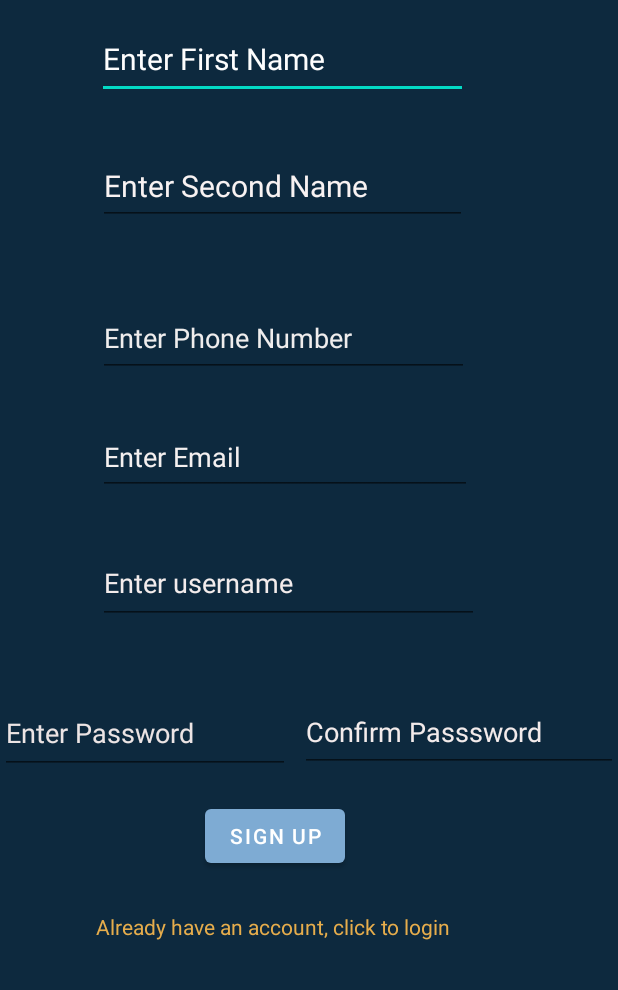
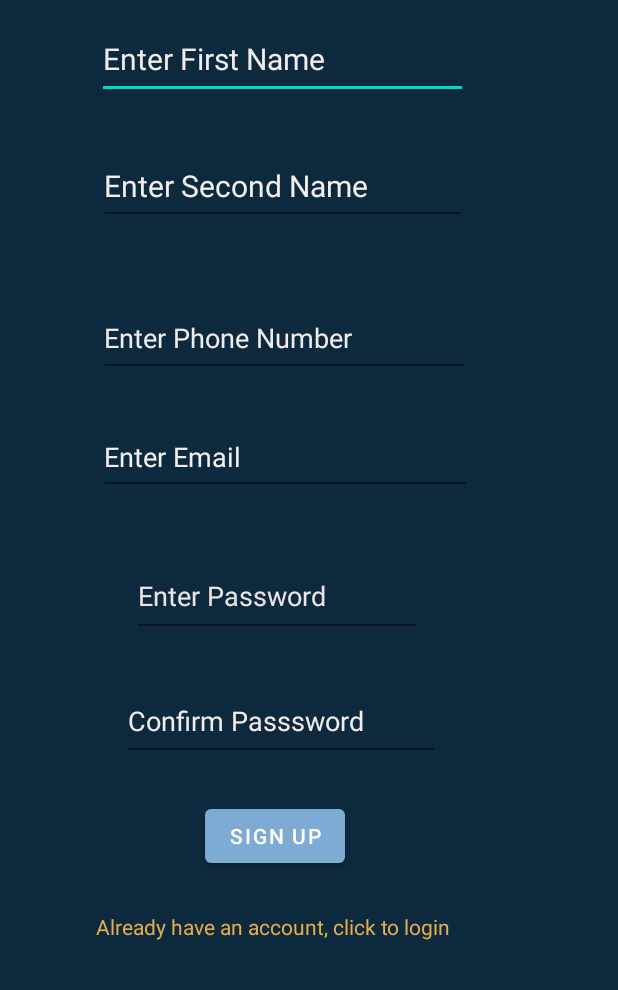
Before and after one commit to scKoech/MARVEL, an Android app: the screen it shows after launch (MainActivity), on a phone screen of 412 x 824 dp, the part 246-1236 px from its top. Run offline under Robolectric (Android 15) with nearby library versions, the phone set to English and light mode, and no system bars; our stand-ins replace Firebase (no records; nobody signed in at launch, a user with empty details on screens opened directly).

Commit message:
updated commit

```diff
--- a/app/src/main/java/com/example/marvel/Login.kt
+++ b/app/src/main/java/com/example/marvel/Login.kt
@@ -37,7 +37,6 @@ class Login : AppCompatActivity() {
     }
     private fun login(){
         val email=TxtUserdetails.text.toString()
-        val username=TxtUserdetails.text.toString()
         val pass=EdtPass.text.toString()
 
         auth.signInWithEmailAndPassword(email,pass).addOnCompleteListener(this){
--- a/app/src/main/java/com/example/marvel/MainActivity.kt
+++ b/app/src/main/java/com/example/marvel/MainActivity.kt
@@ -15,7 +15,6 @@ class MainActivity : AppCompatActivity() {
     lateinit var TxtFirstName: EditText
     lateinit var TxtSecondName: EditText
     lateinit var EdtPassword: EditText
-    lateinit var TxtUsername: EditText
     lateinit var PhoneNum: EditText
     lateinit var Txtemail: EditText
     lateinit var Txtlogin: TextView
@@ -29,7 +28,6 @@ class MainActivity : AppCompatActivity() {
         TxtFirstName = findViewById(R.id.Edt_FisrtName)
         TxtSecondName = findViewById(R.id.Edt_SecondName)
         EdtPassword = findViewById(R.id.Edt_Pass)
-        TxtUsername = findViewById(R.id.Txt_username)
         PhoneNum = findViewById(R.id.Edt_PhoneNumber)
         Txtemail = findViewById(R.id.Edt_Email)
         Txtlogin = findViewById(R.id.Txt_Login)
@@ -51,10 +49,9 @@ class MainActivity : AppCompatActivity() {
         val secondname = TxtSecondName.text.toString()
         val email = Txtemail.text.toString()
         val phonenum = PhoneNum.text.toString()
-        val username = TxtUsername.text.toString()
         val password = EdtPassword.text.toString()
         val confpass = EdtPassword.text.toString()
-        if (firstname.isBlank() || secondname.isBlank() || email.isBlank() || phonenum.isBlank() || username.isBlank() || password.isBlank() || confpass.isBlank()) {
+        if (firstname.isBlank() || secondname.isBlank() || email.isBlank() || phonenum.isBlank() || password.isBlank() || confpass.isBlank()) {
             Toast.makeText(this, "Fill missing fields", Toast.LENGTH_LONG).show()
             return
         } else if (password != confpass) {
--- a/app/src/main/res/layout/activity_main.xml
+++ b/app/src/main/res/layout/activity_main.xml
@@ -13,9 +13,10 @@
         android:layout_width="247dp"
         android:layout_height="53dp"
         android:ems="10"
+        android:hint="Enter First Name"
         android:inputType="textPersonName"
-        android:text="Enter First Name"
         android:textColor="#FEFEFE"
+        android:textColorHint="#F1EDED"
         android:textSize="20sp"
         app:layout_constraintBottom_toBottomOf="parent"
         app:layout_constraintEnd_toEndOf="parent"
@@ -34,19 +35,20 @@
         android:textColorHint="#ECE4E4"
         app:layout_constraintBottom_toBottomOf="parent"
         app:layout_constraintEnd_toEndOf="parent"
-        app:layout_constraintHorizontal_bias="0.0"
+        app:layout_constraintHorizontal_bias="0.403"
         app:layout_constraintStart_toStartOf="parent"
         app:layout_constraintTop_toTopOf="parent"
-        app:layout_constraintVertical_bias="0.798" />
+        app:layout_constraintVertical_bias="0.67" />
 
     <EditText
         android:id="@+id/Edt_SecondName"
         android:layout_width="246dp"
         android:layout_height="51dp"
         android:ems="10"
+        android:hint="Enter Second Name"
         android:inputType="textPersonName"
-        android:text="Enter Second Name"
         android:textColor="#F8F2F2"
+        android:textColorHint="#F3EFEF"
         android:textSize="20sp"
         app:layout_constraintBottom_toBottomOf="parent"
         app:layout_constraintEnd_toEndOf="parent"
@@ -67,22 +69,6 @@
         app:layout_constraintStart_toStartOf="parent"
         app:layout_constraintTop_toTopOf="parent"
         app:layout_constraintVertical_bias="0.96" />
-
-    <EditText
-        android:id="@+id/Txt_username"
-        android:layout_width="254dp"
-        android:layout_height="54dp"
-        android:ems="10"
-        android:inputType="textPersonName"
-        android:text="Enter username"
-        android:textColor="#F3ECEC"
-        android:textColorHint="#F1EDED"
-        app:layout_constraintBottom_toBottomOf="parent"
-        app:layout_constraintEnd_toEndOf="parent"
-        app:layout_constraintHorizontal_bias="0.414"
-        app:layout_constraintStart_toStartOf="parent"
-        app:layout_constraintTop_toTopOf="parent"
-        app:layout_constraintVertical_bias="0.658" />
 
     <EditText
         android:id="@+id/Edt_PhoneNumber"
@@ -151,9 +137,9 @@
         android:textColorHint="#F3EBEB"
         app:layout_constraintBottom_toBottomOf="parent"
         app:layout_constraintEnd_toEndOf="parent"
-        app:layout_constraintHorizontal_bias="1.0"
+        app:layout_constraintHorizontal_bias="0.407"
         app:layout_constraintStart_toStartOf="parent"
         app:layout_constraintTop_toTopOf="parent"
-        app:layout_constraintVertical_bias="0.797" />
+        app:layout_constraintVertical_bias="0.786" />
 
 </androidx.constraintlayout.widget.ConstraintLayout>
--- a/app/src/main/res/layout/activity_main_page.xml
+++ b/app/src/main/res/layout/activity_main_page.xml
@@ -53,12 +53,12 @@
 
     <ImageView
         android:id="@+id/imageView3"
-        android:layout_width="409dp"
-        android:layout_height="188dp"
+        android:layout_width="865dp"
+        android:layout_height="215dp"
         app:layout_constraintBottom_toBottomOf="parent"
         app:layout_constraintEnd_toEndOf="parent"
         app:layout_constraintStart_toStartOf="parent"
         app:layout_constraintTop_toTopOf="parent"
-        app:layout_constraintVertical_bias="0.992"
+        app:layout_constraintVertical_bias="1.0"
         app:srcCompat="@drawable/marvel" />
 </androidx.constraintlayout.widget.ConstraintLayout>
```
Also changed, not shown: app/build.gradle (+8 -1 lines), app/src/main/AndroidManifest.xml (+6 -1 lines), app/src/main/java/com/example/marvel/MainPage.kt (+7 -1 lines), app/src/main/java/com/example/marvel/MarvelApiService.kt (added, +67 -0 lines), build.gradle (+9 -2 lines), 2 other files.
